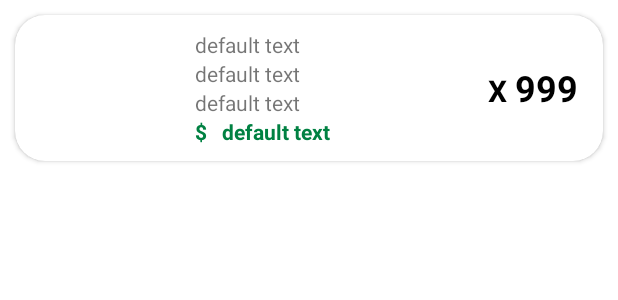
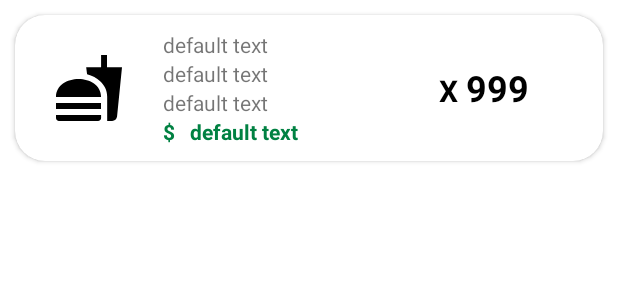
Before and after one commit to ar21106/ProyectoPDM2024-GT3-Grupo2-PedidosComida, an Android app: the layout cardview_pedido_detalle.xml on its own in the app's theme, with its tools: preview values and no code run, on a phone screen of 412 x 824 dp. Shown: the top 300 px of the screen. Run offline under Robolectric (Android 15) with nearby library versions, the phone set to English and light mode, and no system bars.

```diff
--- /dev/null
+++ b/app/src/main/res/drawable/cart.xml
@@ -0,0 +1 @@
+<!-- drawable/cart.xml --><vector xmlns:android="http://schemas.android.com/apk/res/android" android:height="24dp" android:width="24dp" android:viewportWidth="24" android:viewportHeight="24"><path android:fillColor="#000000" android:pathData="M17,18C15.89,18 15,18.89 15,20A2,2 0 0,0 17,22A2,2 0 0,0 19,20C19,18.89 18.1,18 17,18M1,2V4H3L6.6,11.59L5.24,14.04C5.09,14.32 5,14.65 5,15A2,2 0 0,0 7,17H19V15H7.42A0.25,0.25 0 0,1 7.17,14.75C7.17,14.7 7.18,14.66 7.2,14.63L8.1,13H15.55C16.3,13 16.96,12.58 17.3,11.97L20.88,5.5C20.95,5.34 21,5.17 21,5A1,1 0 0,0 20,4H5.21L4.27,2M7,18C5.89,18 5,18.89 5,20A2,2 0 0,0 7,22A2,2 0 0,0 9,20C9,18.89 8.1,18 7,18Z" /></vector>
--- /dev/null
+++ b/app/src/main/res/drawable/food.xml
@@ -0,0 +1,8 @@
+<!-- drawable/food.xml -->
+<vector
+    xmlns:android="http://schemas.android.com/apk/res/android"
+    android:height="48dp"
+    android:width="48dp"
+    android:viewportWidth="24"
+    android:viewportHeight="24">
+    <path android:fillColor="#000000" android:pathData="M18.06 23H19.72C20.56 23 21.25 22.35 21.35 21.53L23 5.05H18V1H16.03V5.05H11.06L11.36 7.39C13.07 7.86 14.67 8.71 15.63 9.65C17.07 11.07 18.06 12.54 18.06 14.94V23M1 22V21H16.03V22C16.03 22.54 15.58 23 15 23H2C1.45 23 1 22.54 1 22M16.03 15C16.03 7 1 7 1 15H16.03M1 17H16V19H1V17Z" /></vector>
--- /dev/null
+++ b/app/src/main/res/drawable/home.xml
@@ -0,0 +1 @@
+<!-- drawable/home.xml --><vector xmlns:android="http://schemas.android.com/apk/res/android" android:height="24dp" android:width="24dp" android:viewportWidth="24" android:viewportHeight="24"><path android:fillColor="#000000" android:pathData="M10,20V14H14V20H19V12H22L12,3L2,12H5V20H10Z" /></vector>
--- /dev/null
+++ b/app/src/main/res/drawable/silverware_fork_knife.xml
@@ -0,0 +1 @@
+<!-- drawable/silverware_fork_knife.xml --><vector xmlns:android="http://schemas.android.com/apk/res/android" android:height="24dp" android:width="24dp" android:viewportWidth="24" android:viewportHeight="24"><path android:fillColor="#000000" android:pathData="M11,9H9V2H7V9H5V2H3V9C3,11.12 4.66,12.84 6.75,12.97V22H9.25V12.97C11.34,12.84 13,11.12 13,9V2H11V9M16,6V14H18.5V22H21V2C18.24,2 16,4.24 16,6Z" /></vector>
--- a/app/src/main/res/layout/cardview_pedido_detalle.xml
+++ b/app/src/main/res/layout/cardview_pedido_detalle.xml
@@ -18,15 +18,17 @@
 
         <ImageView
             android:id="@+id/imageItemPedido"
-            android:layout_width="100dp"
+            android:layout_width="0dp"
             android:layout_height="wrap_content"
-            app:srcCompat="@drawable/baseline_broken_image_24"
-            android:layout_gravity="center_horizontal"/>
+            android:layout_gravity="center"
+            android:layout_weight="2"
+            app:srcCompat="@drawable/food" />
 
         <LinearLayout
-            android:layout_width="200dp"
+            android:layout_width="wrap_content"
             android:layout_height="wrap_content"
             android:paddingHorizontal="10dp"
+            android:layout_weight="2"
             android:orientation="vertical">
 
             <TextView
@@ -38,25 +40,25 @@
 
             <TextView
                 android:id="@+id/nombreItemPedido"
-                android:layout_width="match_parent"
+                android:layout_width="wrap_content"
                 android:layout_height="wrap_content"
                 android:text="@string/default_text" />
 
             <TextView
                 android:id="@+id/descripcionItemPedido"
-                android:layout_width="match_parent"
+                android:layout_width="wrap_content"
                 android:layout_height="wrap_content"
                 android:text="@string/default_text" />
 
             <TextView
                 android:id="@+id/tipoItemPedido"
-                android:layout_width="match_parent"
+                android:layout_width="wrap_content"
                 android:layout_height="wrap_content"
                 android:text="@string/default_text" />
 
             <LinearLayout
-                android:layout_width="match_parent"
-                android:layout_height="match_parent"
+                android:layout_width="wrap_content"
+                android:layout_height="wrap_content"
                 android:orientation="horizontal">
 
                 <TextView
@@ -70,7 +72,7 @@
 
                 <TextView
                     android:id="@+id/precioItemPedido"
-                    android:layout_width="match_parent"
+                    android:layout_width="wrap_content"
                     android:layout_height="wrap_content"
                     android:textColor="@color/green"
                     android:textStyle="bold"
@@ -81,10 +83,11 @@
         </LinearLayout>
 
         <LinearLayout
-            android:layout_width="match_parent"
+            android:layout_width="wrap_content"
             android:layout_height="wrap_content"
             android:layout_gravity="center"
-            android:orientation="horizontal">
+            android:orientation="horizontal"
+            android:layout_weight="1">
 
             <TextView
                 android:id="@+id/lblCantidadItemPedido"
--- a/app/src/main/res/menu/activity_main_drawer.xml
+++ b/app/src/main/res/menu/activity_main_drawer.xml
@@ -6,12 +6,15 @@
     <group android:checkableBehavior="single">
         <item
             android:id="@+id/nav_inicio"
+            android:icon="@drawable/home"
             android:title="@string/menu_inicio" />
         <item
             android:id="@+id/nav_menus"
+            android:icon="@drawable/silverware_fork_knife"
             android:title="@string/menu_menus" />
         <item
             android:id="@+id/nav_pedido"
+            android:icon="@drawable/cart"
             android:title="@string/menu_pedido" />
     </group>
 </menu>
```
Also changed, not shown: app/src/main/java/com/pdm115gt3g2/pedidosapp/db/LlenarBdWorker.kt (+98 -18 lines).
